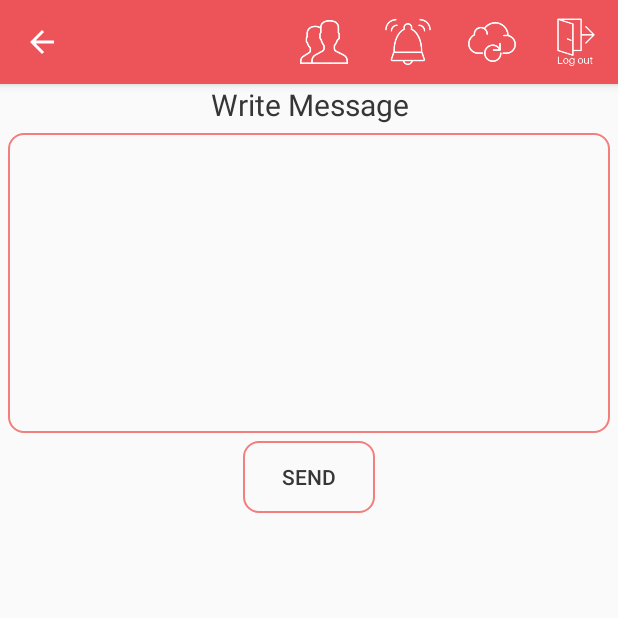
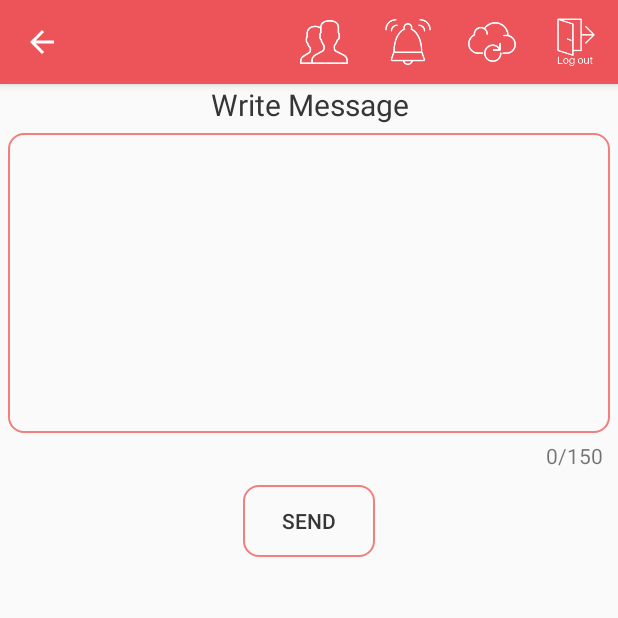
Before and after one commit to dhananjayt28/Gurukul-Android-App-Marg, an Android app: the HODBoard screen opened directly, with no data from a screen before it, on a phone screen of 412 x 824 dp, the top half of it. Run offline under Robolectric (Android 15) with nearby library versions, the phone set to English and light mode, and no system bars; our stand-ins replace Firebase (no records; nobody signed in at launch, a user with empty details on screens opened directly), Volley; 3 statements that could not run were skipped.

Commit message:
Hod Activity Done

```diff
--- a/app/src/main/java/in/jivanmuktas/www/marg/activity/HODBoard.java
+++ b/app/src/main/java/in/jivanmuktas/www/marg/activity/HODBoard.java
@@ -3,9 +3,12 @@ package in.jivanmuktas.www.marg.activity;
 import android.os.AsyncTask;
 import android.os.Bundle;
 import android.support.v7.widget.Toolbar;
+import android.text.Editable;
+import android.text.TextWatcher;
 import android.util.Log;
 import android.view.View;
 import android.widget.EditText;
+import android.widget.TextView;
 import android.widget.Toast;
 
 
@@ -29,6 +32,7 @@ import okhttp3.Response;
 public class HODBoard extends BaseActivity {
     String title;
     EditText hodMsgField;
+    TextView counter;
     OkHttpClient mClient;
     JSONArray jsonArray;
     @Override
@@ -51,6 +55,26 @@ public class HODBoard extends BaseActivity {
 
         mClient = new OkHttpClient();
         hodMsgField = (EditText) findViewById(R.id.hodMsgField);
+        counter = findViewById(R.id.counter_text);
+        hodMsgField.addTextChangedListener(new TextWatcher() {
+            @Override
+            public void beforeTextChanged(CharSequence s, int start, int count, int after) {
+
+            }
+
+            @Override
+            public void onTextChanged(CharSequence s, int start, int before, int count) {
+                String text = hodMsgField.getText().toString();
+                int symbol = text.length();
+                counter.setText(symbol + "/150");
+
+            }
+
+            @Override
+            public void afterTextChanged(Editable s) {
+
+            }
+        });
     }
 
     public void SendMsgFromHOD(View view) {
--- a/app/src/main/res/layout/activity_hodboard.xml
+++ b/app/src/main/res/layout/activity_hodboard.xml
@@ -31,8 +31,17 @@
         android:layout_height="200dp"
         android:background="@drawable/customborder"
         android:layout_margin="5dp"
+        android:maxLength="150"
         android:gravity="left|top"/>
+    <TextView
+        android:id="@+id/counter_text"
+        android:layout_width="match_parent"
+        android:layout_height="wrap_content"
+        android:gravity="end"
+        android:paddingRight="10dp"
+        android:text="0/150"/>
     <Button
+        android:layout_marginTop="10dp"
         android:layout_width="wrap_content"
         android:layout_height="wrap_content"
         android:text="send"
```
